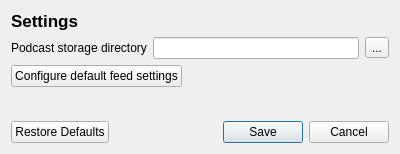
The window that podcatcher/Resources/ui/windows/ApplicationSettingsWindow.ui (lostrootpass/alphagem) describes before a commit, drawn with Qt 5.
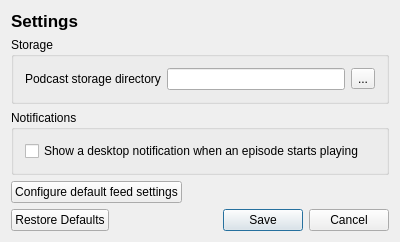
The same window after the commit. Icons and pictures are not drawn.

Commit message: System tray icon and episode/download notifications

```diff
--- a/podcatcher/Resources/ui/windows/ApplicationSettingsWindow.ui
+++ b/podcatcher/Resources/ui/windows/ApplicationSettingsWindow.ui
@@ -7,7 +7,7 @@
     <x>0</x>
     <y>0</y>
     <width>400</width>
-    <height>154</height>
+    <height>221</height>
    </rect>
   </property>
   <property name="windowTitle">
@@ -35,6 +35,10 @@
     </widget>
    </item>
    <item>
+    <widget class="QGroupBox" name="groupBox">
+     <property name="title">
+      <string>Storage</string>
+     </property>
     <layout class="QHBoxLayout" name="horizontalLayout">
      <item>
       <widget class="QLabel" name="label_2">
@@ -70,6 +74,23 @@
       </widget>
      </item>
     </layout>
+    </widget>
+   </item>
+   <item>
+    <widget class="QGroupBox" name="groupBox_2">
+     <property name="title">
+      <string>Notifications</string>
+     </property>
+     <layout class="QVBoxLayout" name="verticalLayout_2">
+      <item>
+       <widget class="QCheckBox" name="nextEpisodeNotificationCheckBox">
+        <property name="text">
+         <string>Show a desktop notification when an episode starts playing</string>
+        </property>
+       </widget>
+      </item>
+     </layout>
+    </widget>
    </item>
    <item>
     <widget class="QPushButton" name="defaultFeedButton">
```
Left out of the diff: 6 changed lines with no effect on the pictures. Lines whose indentation alone changed are shown as unchanged. The commit also changes 16 other files.
